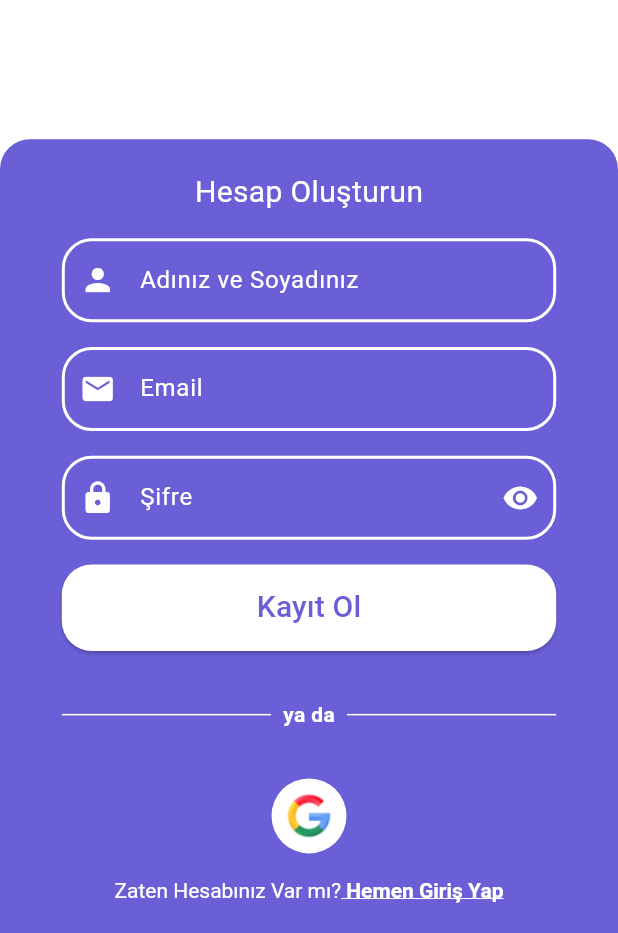
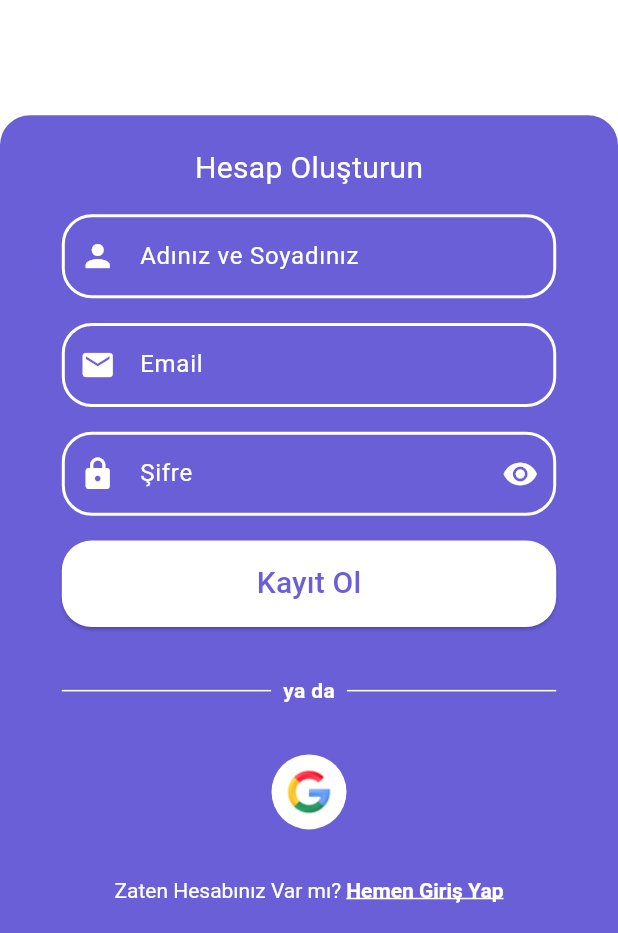
Before and after one commit to hallolingo/hallomobile, a Flutter app: the RegisterPage screen opened directly, on a phone screen of 412 x 824 dp, the part 303-1236 px from its top. Run offline on Flutter 3.47's test engine with Material 3 defaults, Android fonts, the phone set to English and light mode, and no system bars.

```diff
--- /dev/null
+++ b/hallomobil/lib/app_router.dart
@@ -0,0 +1,41 @@
+import 'package:flutter/material.dart';
+import 'package:hallomobil/pages/dictionary/dictionary_page.dart';
+import 'package:hallomobil/pages/home/home_page.dart';
+import 'package:hallomobil/pages/home/router_page.dart';
+import 'package:hallomobil/pages/profile/profile_page.dart';
+import 'package:hallomobil/pages/splash/splash_page.dart';
+import 'package:hallomobil/pages/translate/translate_page.dart';
+
+class AppRouter {
+  static const String splash = '/';
+  static const String router = '/router';
+  static const String home = '/home';
+  static const String translate = '/translate';
+  static const String dictionary = '/dictionary';
+  static const String profile = '/profile';
+
+  static Route<dynamic> generateRoute(RouteSettings settings) {
+    switch (settings.name) {
+      case splash:
+        return MaterialPageRoute(builder: (_) => const SplashPage());
+      case router:
+        return MaterialPageRoute(builder: (_) => const RouterPage());
+      case home:
+        return MaterialPageRoute(builder: (_) => const HomePage());
+      case translate:
+        return MaterialPageRoute(builder: (_) => const TranslationPage());
+      case dictionary:
+        return MaterialPageRoute(builder: (_) => const DictionaryPage());
+      case profile:
+        return MaterialPageRoute(builder: (_) => const ProfilePage());
+      default:
+        return MaterialPageRoute(
+          builder: (_) => Scaffold(
+            body: Center(
+              child: Text('No route defined for ${settings.name}'),
+            ),
+          ),
+        );
+    }
+  }
+}
--- a/hallomobil/lib/constants/register/register_constants.dart
+++ b/hallomobil/lib/constants/register/register_constants.dart
@@ -12,6 +12,6 @@ class RegisterConstants {
   static const String ALREADY_HAVE_ACCOUNT = 'Zaten Hesabınız Var mı?';
   static const String LOGIN_NOW = 'Hemen Giriş Yap';
   static const String OR = 'ya da';
-  static const String SIGN_UP_NOW = 'Hemen Kayıt Ol';
+  static const String SIGN_IN_NOW = 'Hemen Giriş Yap';
   static const String LOGIN = 'Giriş Yap';
 }
--- a/hallomobil/lib/pages/register/register_page.dart
+++ b/hallomobil/lib/pages/register/register_page.dart
@@ -5,6 +5,7 @@ import 'package:hallomobil/pages/login/login_page.dart';
 import 'package:hallomobil/widgets/loginAndRegister/custom_input_field.dart';
 import 'package:hallomobil/widgets/loginAndRegister/custom_login_button.dart';
 import 'package:hallomobil/widgets/loginAndRegister/google_icon_button.dart';
+import 'package:hallomobil/widgets/loginAndRegister/login_prompt.dart';
 import 'package:hallomobil/widgets/loginAndRegister/or_divider_widget.dart';
 
 class RegisterPage extends StatefulWidget {
@@ -59,6 +60,10 @@ class _RegisterPageState extends State<RegisterPage>
         ),
       );
     });
+  }
+
+  void _navigateToRouter() {
+    Navigator.pushReplacementNamed(context, '/router');
   }
 
   @override
@@ -130,7 +135,7 @@ class _RegisterPageState extends State<RegisterPage>
                       SizedBox(
                           height: MediaQuery.of(context).size.height * 0.02),
                       CustomLoginButton(
-                        onPressed: () {},
+                        onPressed: _navigateToRouter,
                         text: RegisterConstants.SIGN_UP,
                         backgroundColor: ColorConstants.WHITE,
                         textColor: ColorConstants.MAINCOLOR,
@@ -152,24 +157,12 @@ class _RegisterPageState extends State<RegisterPage>
                       ),
                       SizedBox(
                           height: MediaQuery.of(context).size.height * 0.02),
-                      GestureDetector(
+                      LoginPrompt(
                         onTap: _navigateToLogin,
-                        child: RichText(
-                          text: TextSpan(
-                            text: RegisterConstants.ALREADY_HAVE_ACCOUNT,
-                            style: TextStyle(color: ColorConstants.WHITE),
-                            children: [
-                              TextSpan(
-                                text: ' ${RegisterConstants.LOGIN_NOW}',
-                                style: TextStyle(
-                                  color: ColorConstants.WHITE,
-                                  fontWeight: FontWeight.bold,
-                                  decoration: TextDecoration.underline,
-                                ),
-                              ),
-                            ],
-                          ),
-                        ),
+                        promptText: RegisterConstants.ALREADY_HAVE_ACCOUNT,
+                        actionText: RegisterConstants.SIGN_IN_NOW,
+                        promptColor: ColorConstants.WHITE,
+                        actionTextColor: ColorConstants.WHITE,
                       ),
                     ],
                   ),
--- /dev/null
+++ b/hallomobil/lib/widgets/loginAndRegister/login_prompt.dart
@@ -0,0 +1,49 @@
+import 'package:flutter/material.dart';
+import 'package:hallomobil/constants/color/color_constants.dart';
+
+class LoginPrompt extends StatelessWidget {
+  final VoidCallback onTap;
+  final String promptText;
+  final String actionText;
+  final Color promptColor;
+  final Color actionTextColor;
+
+  const LoginPrompt({
+    super.key,
+    required this.onTap,
+    this.promptText = 'Zaten hesabınız var mı?',
+    this.actionText = 'Giriş Yap',
+    this.promptColor = Colors.grey,
+    this.actionTextColor = ColorConstants.MAINCOLOR,
+  });
+
+  @override
+  Widget build(BuildContext context) {
+    return GestureDetector(
+      onTap: onTap,
+      child: Padding(
+        padding: const EdgeInsets.only(top: 16.0),
+        child: RichText(
+          text: TextSpan(
+            style: TextStyle(
+              color: promptColor,
+              fontSize: 14,
+            ),
+            children: [
+              TextSpan(text: '$promptText '),
+              TextSpan(
+                text: actionText,
+                style: TextStyle(
+                  color: actionTextColor,
+                  fontWeight: FontWeight.bold,
+                  decoration: TextDecoration.underline,
+                  decorationThickness: 1.5,
+                ),
+              ),
+            ],
+          ),
+        ),
+      ),
+    );
+  }
+}
--- a/hallomobil/pubspec.yaml
+++ b/hallomobil/pubspec.yaml
@@ -13,8 +13,6 @@ dependencies:
 
   cupertino_icons: ^1.0.8
   flutter_launcher_icons: ^0.14.3
-  video_player: ^2.9.5
-  stylish_bottom_bar: ^1.1.1
 
 
 flutter_launcher_icons:
```
Also changed, not shown: hallomobil/lib/main.dart (+12 -17 lines), hallomobil/lib/pages/home/home_page.dart (+47 -25 lines), hallomobil/lib/pages/home/router_page.dart (+8 -55 lines), hallomobil/lib/widgets/router/home/app_bar_points.dart (added, +34 -0 lines), hallomobil/lib/widgets/router/home/language_level_card.dart (added, +62 -0 lines), hallomobil/lib/widgets/router/home/lesson_progress_card.dart (added, +88 -0 lines), hallomobil/lib/widgets/router/home/section_title.dart (added, +28 -0 lines), hallomobil/lib/widgets/router/router/bottom_nav_bar.dart (added, +53 -0 lines), hallomobil/lib/widgets/router/router/custom_fab.dart (added, +28 -0 lines), hallomobil/pubspec.lock.
